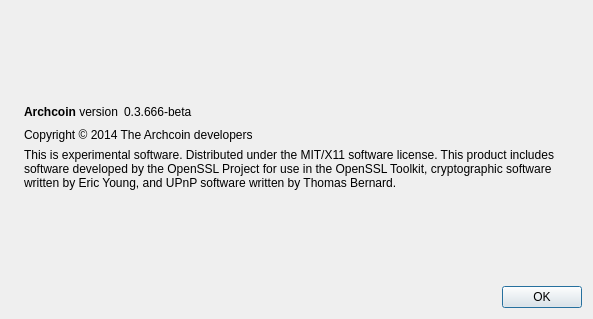
The window that src/qt/forms/aboutdialog.ui (EdgarSoares/ARCH) describes before a commit, drawn with Qt 5.
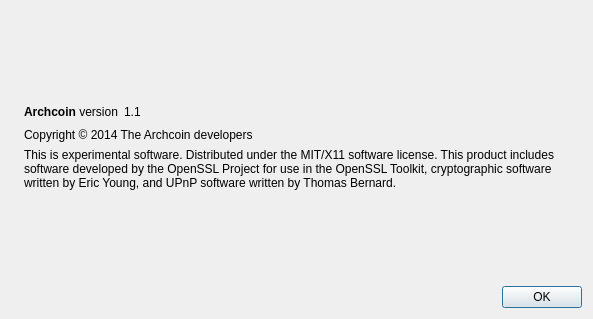
The same window after the commit. Icons and pictures are not drawn.

Patch:
```diff
--- a/src/qt/forms/aboutdialog.ui
+++ b/src/qt/forms/aboutdialog.ui
@@ -63,7 +63,7 @@
           <cursorShape>IBeamCursor</cursorShape>
          </property>
          <property name="text">
-          <string notr="true">0.3.666-beta</string>
+          <string notr="true">1.1</string>
          </property>
          <property name="textInteractionFlags">
           <set>Qt::LinksAccessibleByMouse|Qt::TextSelectableByKeyboard|Qt::TextSelectableByMouse</set>
```
